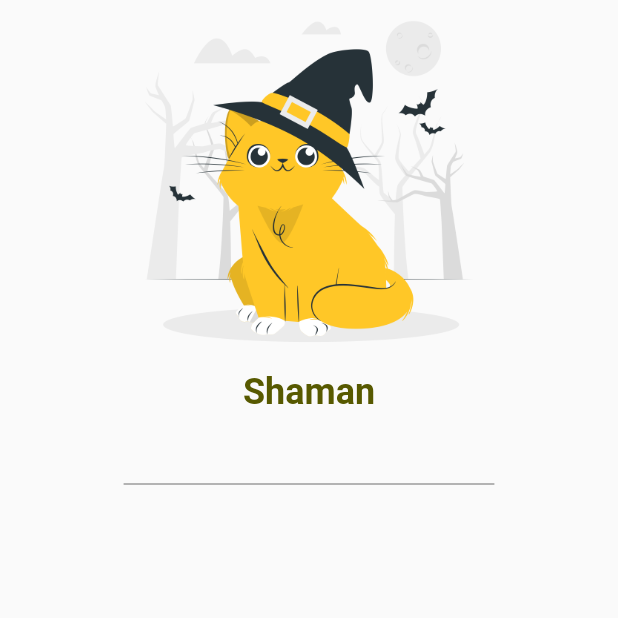
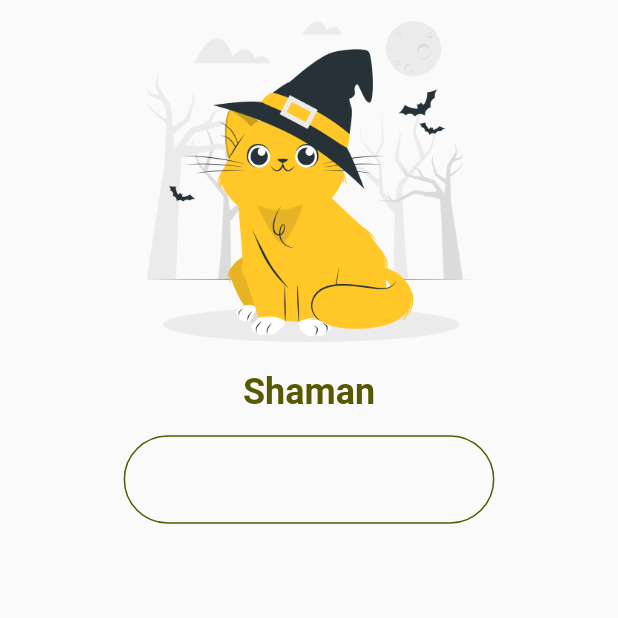
Before and after one commit to taskeen073/realshaman, a Flutter app: the screen it shows after launch, on a phone screen of 412 x 824 dp, the top half of it. Run offline on Flutter 3.47's test engine with Material 2 defaults, Android fonts, the phone set to English and light mode, and no system bars.

Commit message:
--- Auto-Git Commit ---

```diff
--- a/lib/authen.dart
+++ b/lib/authen.dart
@@ -28,12 +28,24 @@ class _AuthenState extends State<Authen> {
   }
 
   Row buildUser(double size) {
-    return Row(mainAxisAlignment: MainAxisAlignment.center,
-            children: [
-              Container(width: size* 0.6,
-              child: TextFormField(decoration: InputDecoration(),)),
-            ],
-          );
+    return Row(
+      mainAxisAlignment: MainAxisAlignment.center,
+      children: [
+        Container(
+            margin: EdgeInsets.only(top: 15),
+            width: size * 0.6,
+            child: TextFormField(
+              decoration: InputDecoration(
+                enabledBorder: OutlineInputBorder(
+                    borderSide: BorderSide(color: MyConstant.dark),
+                    borderRadius: BorderRadius.circular(30)),
+                focusedBorder: OutlineInputBorder(
+                    borderSide: BorderSide(color: MyConstant.yl),
+                    borderRadius: BorderRadius.circular(30)),
+              ),
+            )),
+      ],
+    );
   }
 
   Row buildAppName() {
```
Also changed, not shown: .autogit/logs/log-21-8-2021-15-44-8.txt (added).
